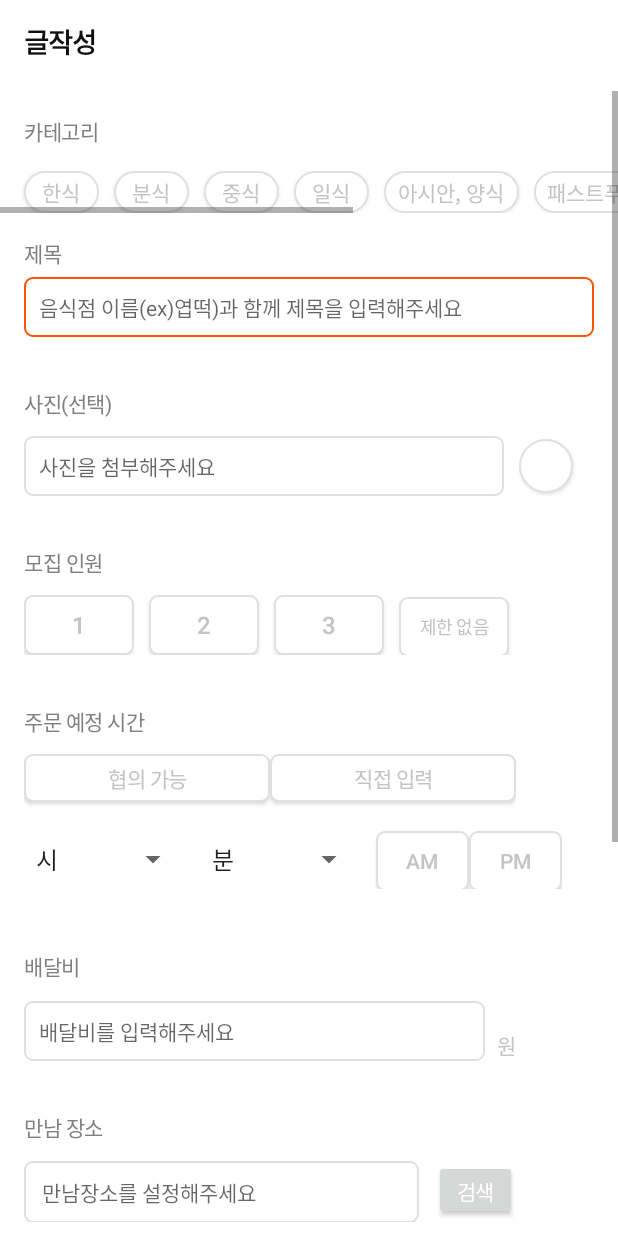
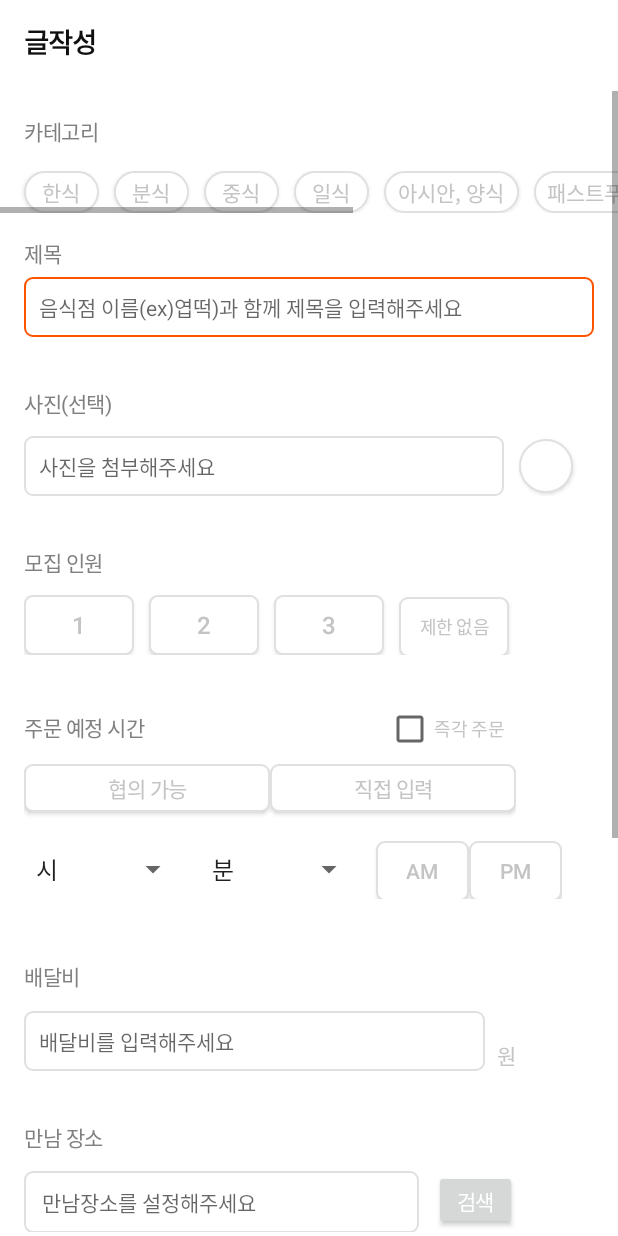
Before and after one commit to jjiiin/capstone_1210, an Android app: the BoardWirteActivity screen opened directly, with no data from a screen before it, on a phone screen of 412 x 824 dp. Run offline under Robolectric (Android 15) with nearby library versions, the phone set to English and light mode, and no system bars; our stand-ins replace Firebase (no records; nobody signed in at launch, a user with empty details on screens opened directly), data binding; pictures from the network do not load.

Commit message:
MHF-viewPager2클릭 이벤트 구현, 즉각주문 화면 디자인 완료

```diff
--- a/app/src/main/java/com/capstone_design/a1209_app/DetailActivity.kt
+++ b/app/src/main/java/com/capstone_design/a1209_app/DetailActivity.kt
@@ -87,7 +87,7 @@ class DetailActivity : AppCompatActivity() {
                 //이미지
                 binding.detailImage
 
-                binding.detailPlace.text=data!!.place+ " >"
+                binding.detailPlace.text=data!!.place
                 binding.detailFee.text=data!!.fee
                 binding.detailTime.text=data!!.time
                 binding.detailMention.text=data!!.mention
--- a/app/src/main/java/com/capstone_design/a1209_app/dataModels/DataModel.kt
+++ b/app/src/main/java/com/capstone_design/a1209_app/dataModels/DataModel.kt
@@ -10,6 +10,8 @@ data class dataModel (
     val image:String="",
     val person : String="",
     val time: String="",
+    //즉각주문
+    val quick:String="",
     val fee: String="",
     val place:String="",
     val placeAddress: String="",
--- a/app/src/main/res/layout/activity_board_wirte.xml
+++ b/app/src/main/res/layout/activity_board_wirte.xml
@@ -271,23 +271,46 @@
                     android:letterSpacing="-0.03"
                     android:text="제한 없음"/>
             </LinearLayout>
-
+            <LinearLayout
+                android:layout_width="wrap_content"
+                android:layout_height="wrap_content"
+                android:layout_marginBottom="7dp"
+                android:orientation="horizontal">
             <TextView
                 android:layout_width="wrap_content"
                 android:layout_height="wrap_content"
                 android:text="주문 예정 시간"
                 android:layout_marginLeft="16dp"
-                android:layout_marginBottom="11dp"
                 android:textStyle="normal"
                 android:textSize="14sp"
                 android:textColor="#808080"
                 android:letterSpacing="-0.02"/>
+
+                <CheckBox
+                    android:layout_marginLeft="160dp"
+                    android:layout_width="wrap_content"
+                    android:layout_height="wrap_content"
+                    android:textSize="12sp"
+                    android:id="@+id/quick"
+                    android:textColor="#c4c4c4"
+                    android:letterSpacing="-0.02"
+                    android:lineSpacingExtra="6sp"/>
+                <TextView
+                    android:layout_width="wrap_content"
+                    android:layout_height="wrap_content"
+                    android:text="즉각 주문"
+                    android:textSize="12sp"
+                    android:textColor="#c4c4c4"
+                    android:letterSpacing="-0.02"
+                    android:lineSpacingExtra="1sp"
+                    android:layout_gravity="center"/>
+
+            </LinearLayout>
             <LinearLayout
                 android:layout_width="wrap_content"
                 android:layout_height="40dp"
                 android:layout_marginLeft="16dp"
                 android:layout_marginBottom="10dp">
-
                 <Button
                     android:id="@+id/timeFree"
                     android:layout_width="164dp"
```
Also changed, not shown: app/src/main/java/com/capstone_design/a1209_app/MapHomeFragment.kt (+32 -84 lines), app/src/main/java/com/capstone_design/a1209_app/bannerAdapter.kt (+13 -2 lines), app/src/main/res/layout/listview_item.xml (+22 -2 lines), app/src/main/res/layout/mhf_cardview.xml (+14 -2 lines), app/src/main/res/drawable/quick.png (added).
